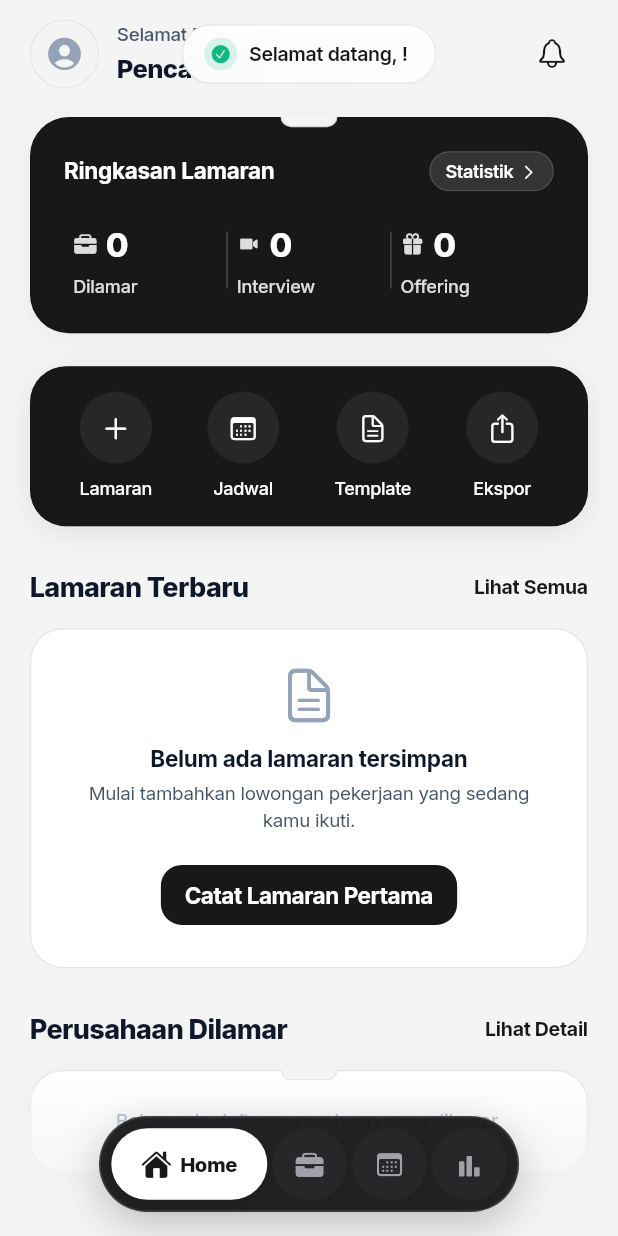
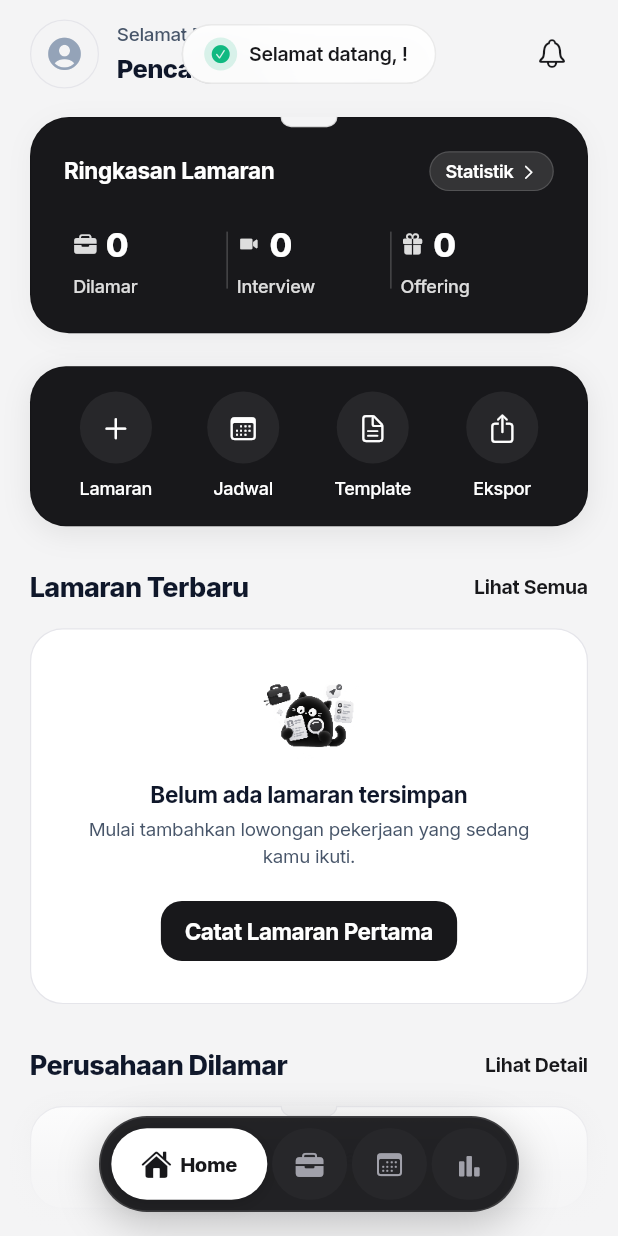
Before and after one commit to MyusiZ3/AppliQ, a Flutter app: the screen it shows after launch, after a tap on "Lewati", after a tap on "Sign in with Google", on a phone screen of 412 x 824 dp. Run offline on Flutter 3.47's test engine with Material 3 defaults, Android fonts, the phone set to English and light mode, and no system bars; our stand-ins replace cached_network_image, file_picker, flutter_dotenv, flutter_local_notifications, google_fonts, google_sign_in and 5 more; missing offline and left inert: googleapis; accounts and stored records are empty.

Commit message:
feat(home): replace empty recent applications doc icon with animated blinking app logo

```diff
--- a/lib/presentation/screens/home/home_screen.dart
+++ b/lib/presentation/screens/home/home_screen.dart
@@ -1082,10 +1082,8 @@ class _HomeScreenState extends State<HomeScreen> {
         ),
         child: Column(
           children: [
-            Icon(
-              CupertinoIcons.doc_text,
-              size: 40,
-              color: isDark ? AppColors.textHintDark : AppColors.textHint,
+            const AppliqLoading(
+              size: 64,
             ),
             const SizedBox(height: 12),
             Text(
```
